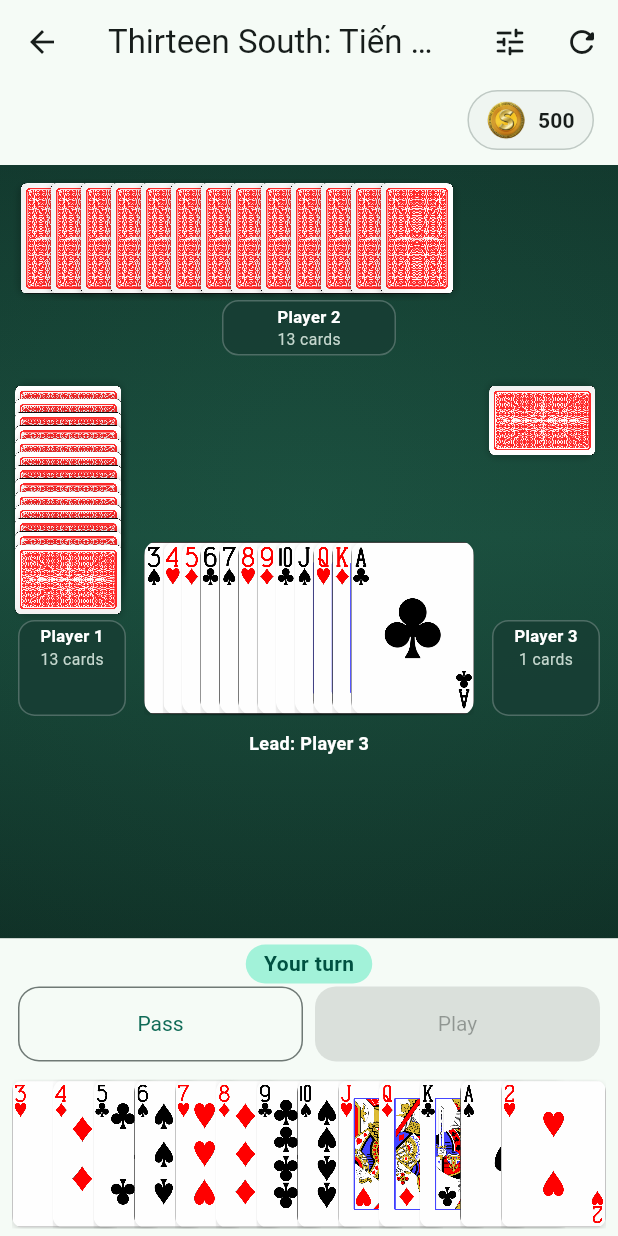
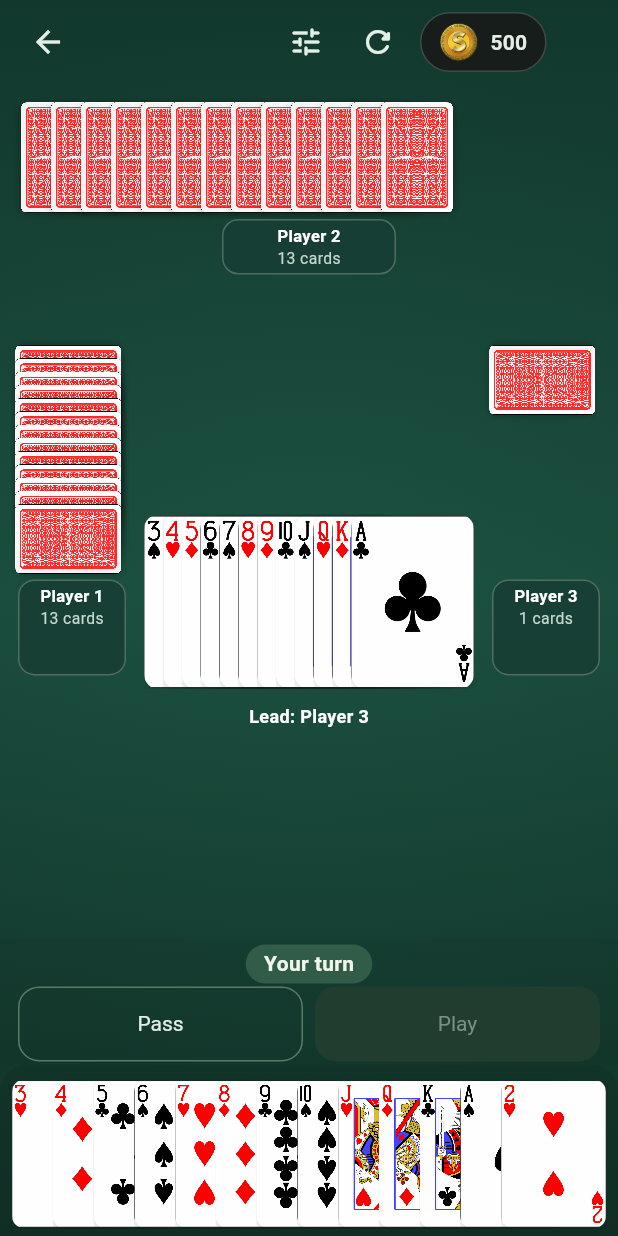
Before and after one commit to mark-hallnc/thirteen-south, a Flutter app: the GameScreen screen opened directly, on a phone screen of 412 x 824 dp. Run offline on Flutter 3.47's test engine with Material 3 defaults, Android fonts, the phone set to English and light mode, and no system bars; our stand-ins replace audioplayers, shared_preferences; accounts and stored records are empty; statements that could not run were skipped.

Commit message:
add full screen game play

```diff
--- a/lib/screens/game_screen.dart
+++ b/lib/screens/game_screen.dart
@@ -373,30 +373,79 @@ class _GameScreenState extends State<GameScreen> with WidgetsBindingObserver {
         unawaited(_confirmLeave());
       },
       child: Scaffold(
-        appBar: AppBar(
-          title: Text(loc.appTitle),
-          bottom: const WalletStatusRow(),
-          actions: [
+        backgroundColor: const Color(0xFF103127),
+        body: Stack(
+          children: [
+            const Positioned.fill(child: _FeltBackground()),
+            SafeArea(
+              child: Stack(
+                children: [
+                  Column(
+                    children: [
+                      Padding(
+                        key: const ValueKey('game-top-controls'),
+                        padding: const EdgeInsets.symmetric(
+                          horizontal: 8,
+                          vertical: 4,
+                        ),
+                        child: IconTheme(
+                          data: const IconThemeData(color: Color(0xFFE3EEE7)),
+                          child: Row(
+                            children: [
+                              BackButton(
+                                color: const Color(0xFFE3EEE7),
+                                onPressed: () =>
+                                    Navigator.of(context).maybePop(),
+                              ),
+                              const Spacer(),
                               IconButton(
+                                color: const Color(0xFFE3EEE7),
                                 tooltip: loc.settings,
                                 onPressed: () => Navigator.of(context).push(
-                MaterialPageRoute<void>(builder: (_) => const SettingsScreen()),
+                                  MaterialPageRoute<void>(
+                                    builder: (_) => const SettingsScreen(),
+                                  ),
                                 ),
                                 icon: const Icon(Icons.tune_rounded),
                               ),
                               IconButton(
+                                color: const Color(0xFFE3EEE7),
                                 tooltip: loc.newGame,
                                 onPressed: _newGame,
                                 icon: const Icon(Icons.refresh_rounded),
                               ),
+                              const SizedBox(width: 4),
+                              Flexible(
+                                child: FittedBox(
+                                  fit: BoxFit.scaleDown,
+                                  child: Theme(
+                                    data: Theme.of(context).copyWith(
+                                      textTheme: Theme.of(context).textTheme
+                                          .apply(
+                                            bodyColor: const Color(0xFFE3EEE7),
+                                            displayColor: const Color(
+                                              0xFFE3EEE7,
+                                            ),
+                                          ),
+                                      colorScheme: ColorScheme.fromSeed(
+                                        seedColor: const Color(0xFF315D50),
+                                        brightness: Brightness.dark,
+                                      ),
+                                    ),
+                                    child: WalletPill(
+                                      balance:
+                                          PreferencesScope.maybeOf(
+                                            context,
+                                          )?.coinBalance ??
+                                          500,
+                                    ),
+                                  ),
+                                ),
+                              ),
                             ],
                           ),
-        body: SafeArea(
-          top: false,
-          child: Stack(
-            children: [
-              Column(
-                children: [
+                        ),
+                      ),
                       Expanded(
                         child: _TableSurface(
                           engine: _engine,
@@ -404,7 +453,7 @@ class _GameScreenState extends State<GameScreen> with WidgetsBindingObserver {
                         ),
                       ),
                       Container(
-                    color: Theme.of(context).colorScheme.surface,
+                        color: const Color(0x18102118),
                         padding: const EdgeInsets.fromLTRB(12, 4, 12, 2),
                         child: Column(
                           mainAxisSize: MainAxisSize.min,
@@ -417,7 +466,7 @@ class _GameScreenState extends State<GameScreen> with WidgetsBindingObserver {
                               ),
                               decoration: BoxDecoration(
                                 color: humanTurn
-                                ? Theme.of(context).colorScheme.primaryContainer
+                                    ? const Color(0xFF315D48)
                                     : Colors.transparent,
                                 borderRadius: BorderRadius.circular(20),
                               ),
@@ -432,12 +481,8 @@ class _GameScreenState extends State<GameScreen> with WidgetsBindingObserver {
                                   fontSize: sizes.tablet ? 18 : null,
                                   fontWeight: FontWeight.w700,
                                   color: humanTurn
-                                  ? Theme.of(
-                                      context,
-                                    ).colorScheme.onPrimaryContainer
-                                  : Theme.of(
-                                      context,
-                                    ).colorScheme.onSurfaceVariant,
+                                      ? const Color(0xFFF0F6E9)
+                                      : const Color(0xFFB8CEC1),
                                 ),
                               ),
                             ),
@@ -447,6 +492,13 @@ class _GameScreenState extends State<GameScreen> with WidgetsBindingObserver {
                                 Expanded(
                                   child: OutlinedButton(
                                     style: OutlinedButton.styleFrom(
+                                      foregroundColor: const Color(0xFFE3EEE7),
+                                      disabledForegroundColor: const Color(
+                                        0xFF789184,
+                                      ),
+                                      side: const BorderSide(
+                                        color: Color(0xFF577B69),
+                                      ),
                                       minimumSize: Size(0, sizes.controlHeight),
                                       textStyle: TextStyle(
                                         fontSize: sizes.tablet ? 18 : 14,
@@ -454,7 +506,8 @@ class _GameScreenState extends State<GameScreen> with WidgetsBindingObserver {
                                     ),
                                     key: const ValueKey('pass-button'),
                                     onPressed:
-                                    humanTurn && state.currentTableMove != null
+                                        humanTurn &&
+                                            state.currentTableMove != null
                                         ? _pass
                                         : null,
                                     child: Text(loc.pass),
@@ -464,6 +517,14 @@ class _GameScreenState extends State<GameScreen> with WidgetsBindingObserver {
                                 Expanded(
                                   child: FilledButton(
                                     style: FilledButton.styleFrom(
+                                      backgroundColor: const Color(0xFF3F7959),
+                                      foregroundColor: const Color(0xFFF0F6E9),
+                                      disabledBackgroundColor: const Color(
+                                        0xFF203D30,
+                                      ),
+                                      disabledForegroundColor: const Color(
+                                        0xFF789184,
+                                      ),
                                       minimumSize: Size(0, sizes.controlHeight),
                                       textStyle: TextStyle(
                                         fontSize: sizes.tablet ? 18 : 14,
@@ -482,7 +543,13 @@ class _GameScreenState extends State<GameScreen> with WidgetsBindingObserver {
                         ),
                       ),
                       Container(
-                    color: Theme.of(context).colorScheme.surface,
+                        key: const ValueKey('human-hand-tray'),
+                        decoration: const BoxDecoration(
+                          color: Color(0x33102118),
+                          borderRadius: BorderRadius.vertical(
+                            top: Radius.circular(18),
+                          ),
+                        ),
                         padding: const EdgeInsets.fromLTRB(8, 0, 8, 3),
                         child: PlayerHand(
                           cards: _humanCardOrder,
@@ -496,6 +563,7 @@ class _GameScreenState extends State<GameScreen> with WidgetsBindingObserver {
                   ),
                   if (state.winner != null)
                     Positioned.fill(
+                      top: 56,
                       child: _GameOverOverlay(
                         title: loc.gameOver,
                         message: state.winner!.isHuman
@@ -509,9 +577,51 @@ class _GameScreenState extends State<GameScreen> with WidgetsBindingObserver {
                 ],
               ),
             ),
+          ],
+        ),
       ),
     );
   }
+}
+
+class _FeltBackground extends StatelessWidget {
+  const _FeltBackground();
+  @override
+  Widget build(BuildContext context) => Container(
+    key: const ValueKey('game-felt-background'),
+    decoration: const BoxDecoration(
+      gradient: LinearGradient(
+        begin: Alignment.topCenter,
+        end: Alignment.bottomCenter,
+        colors: [Color(0xFF12382D), Color(0xFF194A3B), Color(0xFF103127)],
+        stops: [0, .48, 1],
+      ),
+      boxShadow: [
+        BoxShadow(
+          color: Color(0x33000000),
+          blurRadius: 10,
+          offset: Offset(0, 3),
+        ),
+      ],
+    ),
+    child: Stack(
+      children: [
+        const Positioned.fill(
+          child: IgnorePointer(
+            child: DecoratedBox(
+              decoration: BoxDecoration(
+                gradient: RadialGradient(
+                  center: Alignment(0, -.1),
+                  radius: .9,
+                  colors: [Color(0x242F8062), Color(0x002F8062)],
+                ),
+              ),
+            ),
+          ),
+        ),
+      ],
+    ),
+  );
 }
 
 class _TableSurface extends StatelessWidget {
@@ -542,39 +652,11 @@ class _TableSurface extends StatelessWidget {
       );
     }
 
-    return Container(
+    return SizedBox(
       key: const ValueKey('game-table'),
       width: double.infinity,
-      decoration: const BoxDecoration(
-        gradient: LinearGradient(
-          begin: Alignment.topCenter,
-          end: Alignment.bottomCenter,
-          colors: [Color(0xFF12382D), Color(0xFF194A3B), Color(0xFF103127)],
-          stops: [0, .48, 1],
-        ),
-        boxShadow: [
-          BoxShadow(
-            color: Color(0x33000000),
-            blurRadius: 10,
-            offset: Offset(0, 3),
-          ),
-        ],
-      ),
       child: Stack(
         children: [
-          const Positioned.fill(
-            child: IgnorePointer(
-              child: DecoratedBox(
-                decoration: BoxDecoration(
-                  gradient: RadialGradient(
-                    center: Alignment(0, -.1),
-                    radius: .9,
-                    colors: [Color(0x242F8062), Color(0x002F8062)],
-                  ),
-                ),
-              ),
-            ),
-          ),
           Positioned(
             top: 12,
             left: 12,
```
Also changed, not shown: 2 other files. Lines whose indentation alone changed are shown as unchanged.
